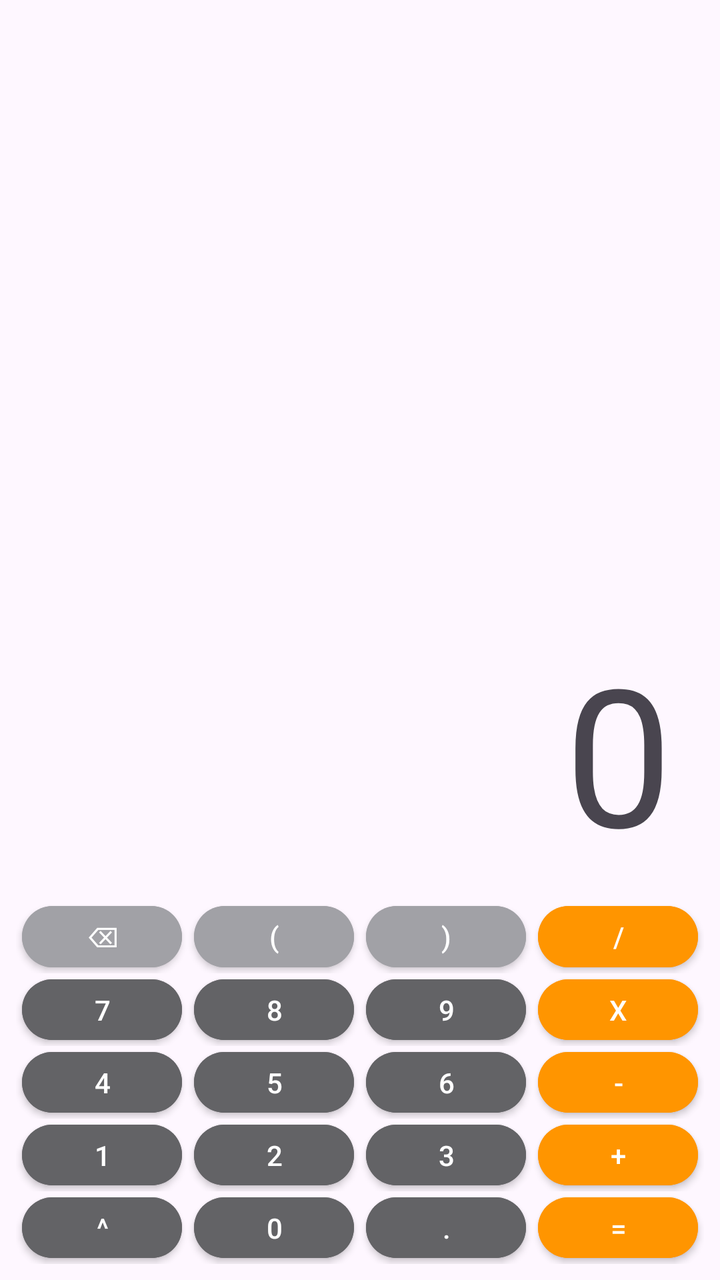
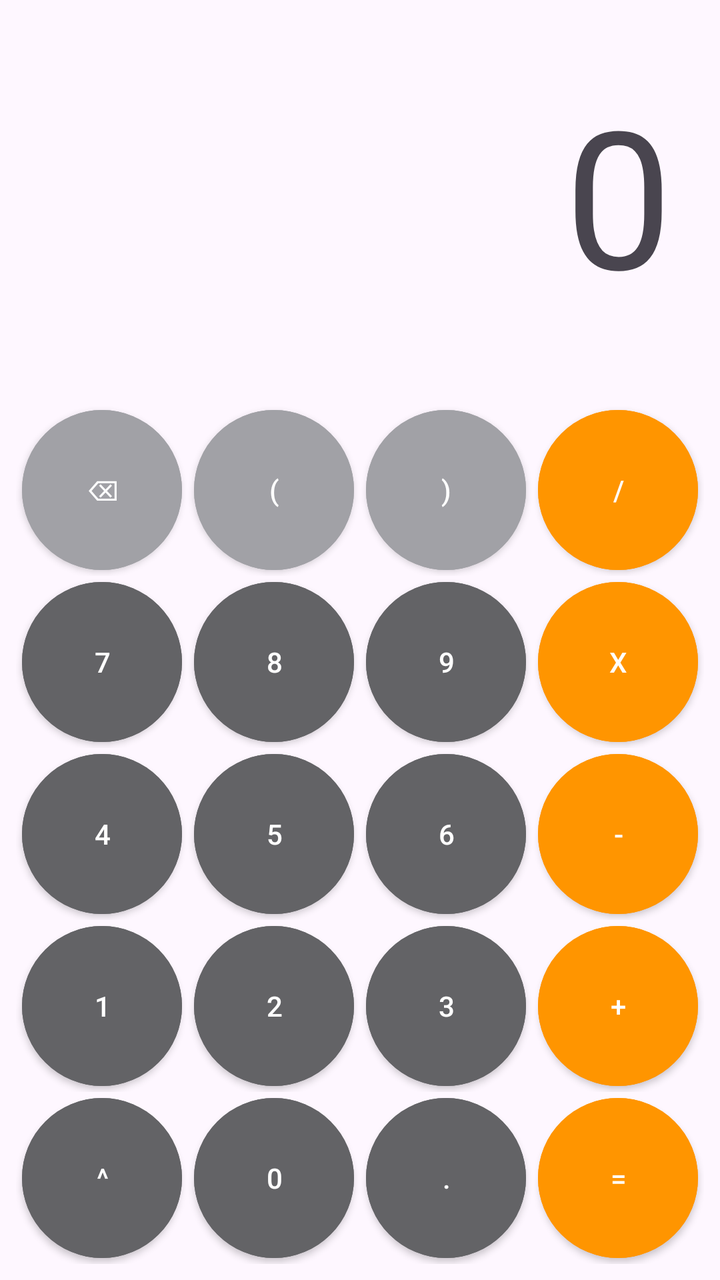

Before-and-after screenshots of an Android layout around one commit, followed by the original layout XML and the change that was made.
<!-- AndroidManifest.xml: application theme Theme.Wissenschaftlicher_Rechner -->
<!-- res/layout/activity_main.xml -->
<?xml version="1.0" encoding="utf-8"?>
<androidx.constraintlayout.widget.ConstraintLayout xmlns:android="http://schemas.android.com/apk/res/android"
    xmlns:app="http://schemas.android.com/apk/res-auto"
    xmlns:tools="http://schemas.android.com/tools"
    android:id="@+id/main"
    android:layout_width="match_parent"
    android:layout_height="match_parent"
    tools:context=".MainActivity">

    <TableLayout
        android:id="@+id/CalcGrid"
        android:layout_width="0dp"
        android:layout_height="0dp"
        android:layout_marginStart="8dp"
        android:layout_marginTop="450dp"
        android:layout_marginEnd="8dp"
        android:layout_marginBottom="8dp"
        android:shrinkColumns="*"
        android:stretchColumns="*"
        app:layout_constraintBottom_toBottomOf="parent"
        app:layout_constraintEnd_toEndOf="parent"
        app:layout_constraintStart_toStartOf="parent"
        app:layout_constraintTop_toTopOf="parent">

        <TableRow android:layout_weight="1">

            <Button
                android:id="@+id/buttonC"
                style="@style/CalcButton"
                android:backgroundTint="#A1A1A6"
                android:text="@string/btn_backspace" />

            <Button
                android:id="@+id/buttonOpenParen"
                style="@style/CalcButton"
                android:backgroundTint="#A1A1A6"
                android:text="@string/btn_open_paren" />

            <Button
                android:id="@+id/buttonCloseParen"
                style="@style/CalcButton"
                android:backgroundTint="#A1A1A6"
                android:text="@string/btn_close_paren" />

            <Button
                android:id="@+id/buttonDiv"
                style="@style/CalcButton"
                android:backgroundTint="#FF9500"
                android:text="@string/btn_div" />
        </TableRow>

        <TableRow android:layout_weight="1">

            <Button
                android:id="@+id/button7"
                style="@style/CalcButton"
                android:backgroundTint="#636366"
                android:text="@string/btn_seven" />

            <Button
                android:id="@+id/button8"
                style="@style/CalcButton"
                android:backgroundTint="#636366"
                android:text="@string/btn_eight" />

            <Button
                android:id="@+id/button9"
                style="@style/CalcButton"
                android:backgroundTint="#636366"
                android:text="@string/btn_nine" />

            <Button
                android:id="@+id/buttonMul"
                style="@style/CalcButton"
                android:backgroundTint="#FF9500"
                android:text="@string/btn_mul" />
        </TableRow>

        <TableRow android:layout_weight="1">

            <Button
                android:id="@+id/button4"
                style="@style/CalcButton"
                android:backgroundTint="#636366"
                android:text="@string/btn_four" />

            <Button
                android:id="@+id/button5"
                style="@style/CalcButton"
                android:backgroundTint="#636366"
                android:text="@string/btn_five" />

            <Button
                android:id="@+id/button6"
                style="@style/CalcButton"
                android:backgroundTint="#636366"
                android:text="@string/btn_six" />

            <Button
                android:id="@+id/buttonSub"
                style="@style/CalcButton"
                android:backgroundTint="#FF9500"
                android:text="@string/btn_sub" />
        </TableRow>

        <TableRow android:layout_weight="1">

            <Button
                android:id="@+id/button1"
                style="@style/CalcButton"
                android:backgroundTint="#636366"
                android:text="@string/btn_one" />

            <Button
                android:id="@+id/button2"
                style="@style/CalcButton"
                android:backgroundTint="#636366"
                android:text="@string/btn_two" />

            <Button
                android:id="@+id/button3"
                style="@style/CalcButton"
                android:backgroundTint="#636366"
                android:text="@string/btn_three" />

            <Button
                android:id="@+id/buttonAdd"
                style="@style/CalcButton"
                android:backgroundTint="#FF9500"
                android:text="@string/btn_add" />
        </TableRow>

        <TableRow android:layout_weight="1">

            <Button
                android:id="@+id/buttonPow"
                style="@style/CalcButton"
                android:backgroundTint="#636366"
                android:text="@string/btn_pow" />

            <Button
                android:id="@+id/button0"
                style="@style/CalcButton"
                android:backgroundTint="#636366"
                android:text="@string/btn_zero" />

            <Button
                android:id="@+id/buttonDot"
                style="@style/CalcButton"
                android:backgroundTint="#636366"
                android:text="@string/btn_dot" />

            <Button
                android:id="@+id/buttonEq"
                style="@style/CalcButton"
                android:backgroundTint="#FF9500"
                android:text="@string/btn_eq" />
        </TableRow>
    </TableLayout>

    <TextView
        android:id="@+id/textView"
        android:layout_width="0dp"
        android:layout_height="0dp"
        android:layout_marginStart="24dp"
        android:layout_marginTop="310dp"
        android:layout_marginEnd="24dp"
        android:layout_marginBottom="8dp"
        android:gravity="end|center_vertical"
        android:text="0"
        android:maxLines="1"
        android:autoSizeTextType="uniform"
        android:autoSizeMinTextSize="36sp"
        android:autoSizeMaxTextSize="96sp"
        android:autoSizeStepGranularity="1sp"
        app:layout_constraintBottom_toTopOf="@+id/CalcGrid"
        app:layout_constraintEnd_toEndOf="parent"
        app:layout_constraintStart_toStartOf="parent"
        app:layout_constraintTop_toTopOf="parent" />

    <TextView
        android:id="@+id/historyView"
        android:layout_width="0dp"
        android:layout_height="0dp"
        android:layout_marginStart="24dp"
        android:layout_marginTop="200dp"
        android:layout_marginEnd="24dp"
        android:layout_marginBottom="0dp"
        android:gravity="end|bottom"
        android:maxLines="1"
        android:autoSizeTextType="uniform"
        android:autoSizeMinTextSize="24sp"
        android:autoSizeMaxTextSize="36sp"
        android:autoSizeStepGranularity="1sp"
        android:textColor="#636366"
        app:layout_constraintBottom_toTopOf="@+id/textView"
        app:layout_constraintEnd_toEndOf="parent"
        app:layout_constraintStart_toStartOf="parent"
        app:layout_constraintTop_toTopOf="parent" />

</androidx.constraintlayout.widget.ConstraintLayout>
<!-- resources referenced by this layout -->
<resources>
  <string name="btn_add">+</string>
  <string name="btn_backspace">⌫</string>
  <string name="btn_close_paren">)</string>
  <string name="btn_div">/</string>
  <string name="btn_dot">.</string>
  <string name="btn_eight">8</string>
  <string name="btn_eq">=</string>
  <string name="btn_five">5</string>
  <string name="btn_four">4</string>
  <string name="btn_mul">x</string>
  <string name="btn_nine">9</string>
  <string name="btn_one">1</string>
  <string name="btn_open_paren">(</string>
  <string name="btn_pow">^</string>
  <string name="btn_seven">7</string>
  <string name="btn_six">6</string>
  <string name="btn_sub">-</string>
  <string name="btn_three">3</string>
  <string name="btn_two">2</string>
  <string name="btn_zero">0</string>
  <style name="CalcButton" parent="Widget.MaterialComponents.Button">
          <item name="android:layout_width">wrap_content</item>
          <item name="android:layout_height">match_parent</item>
          <item name="android:layout_margin">3dp</item>
          <item name="android:minHeight">0dp</item>
          <item name="android:insetTop">0dp</item>
          <item name="android:insetBottom">0dp</item>
          <item name="cornerRadius">50dp</item>
      </style>
  <style name="Theme.Wissenschaftlicher_Rechner" parent="Base.Theme.Wissenschaftlicher_Rechner" />
  <style name="Base.Theme.Wissenschaftlicher_Rechner" parent="Theme.Material3.DayNight.NoActionBar">
          
          
      </style>
</resources>

<!-- the commit's change to res/layout/activity_main.xml (unified diff, before → after) -->
@@ -12,7 +12,6 @@
         android:layout_width="0dp"
         android:layout_height="0dp"
         android:layout_marginStart="8dp"
-        android:layout_marginTop="450dp"
         android:layout_marginEnd="8dp"
         android:layout_marginBottom="8dp"
         android:shrinkColumns="*"
@@ -20,7 +19,7 @@
         app:layout_constraintBottom_toBottomOf="parent"
         app:layout_constraintEnd_toEndOf="parent"
         app:layout_constraintStart_toStartOf="parent"
-        app:layout_constraintTop_toTopOf="parent">
+        app:layout_constraintDimensionRatio="4:5">
 
         <TableRow android:layout_weight="1">
 
@@ -163,7 +162,6 @@
         android:layout_width="0dp"
         android:layout_height="0dp"
         android:layout_marginStart="24dp"
-        android:layout_marginTop="310dp"
         android:layout_marginEnd="24dp"
         android:layout_marginBottom="8dp"
         android:gravity="end|center_vertical"
@@ -176,14 +174,13 @@
         app:layout_constraintBottom_toTopOf="@+id/CalcGrid"
         app:layout_constraintEnd_toEndOf="parent"
         app:layout_constraintStart_toStartOf="parent"
-        app:layout_constraintTop_toTopOf="parent" />
+        app:layout_constraintTop_toTopOf="parent"/>
 
     <TextView
         android:id="@+id/historyView"
         android:layout_width="0dp"
         android:layout_height="0dp"
         android:layout_marginStart="24dp"
-        android:layout_marginTop="200dp"
         android:layout_marginEnd="24dp"
         android:layout_marginBottom="0dp"
         android:gravity="end|bottom"
@@ -196,6 +193,6 @@
         app:layout_constraintBottom_toTopOf="@+id/textView"
         app:layout_constraintEnd_toEndOf="parent"
         app:layout_constraintStart_toStartOf="parent"
-        app:layout_constraintTop_toTopOf="parent" />
+        app:layout_constraintTop_toTopOf="parent"/>
 
 </androidx.constraintlayout.widget.ConstraintLayout>
<!-- resource entries referenced after the edit -->
@@ -27,7 +27,7 @@
           <item name="android:minHeight">0dp</item>
           <item name="android:insetTop">0dp</item>
           <item name="android:insetBottom">0dp</item>
-          <item name="cornerRadius">50dp</item>
+          <item name="cornerRadius">100dp</item>
       </style>
   <style name="Theme.Wissenschaftlicher_Rechner" parent="Base.Theme.Wissenschaftlicher_Rechner" />
   <style name="Base.Theme.Wissenschaftlicher_Rechner" parent="Theme.Material3.DayNight.NoActionBar">
